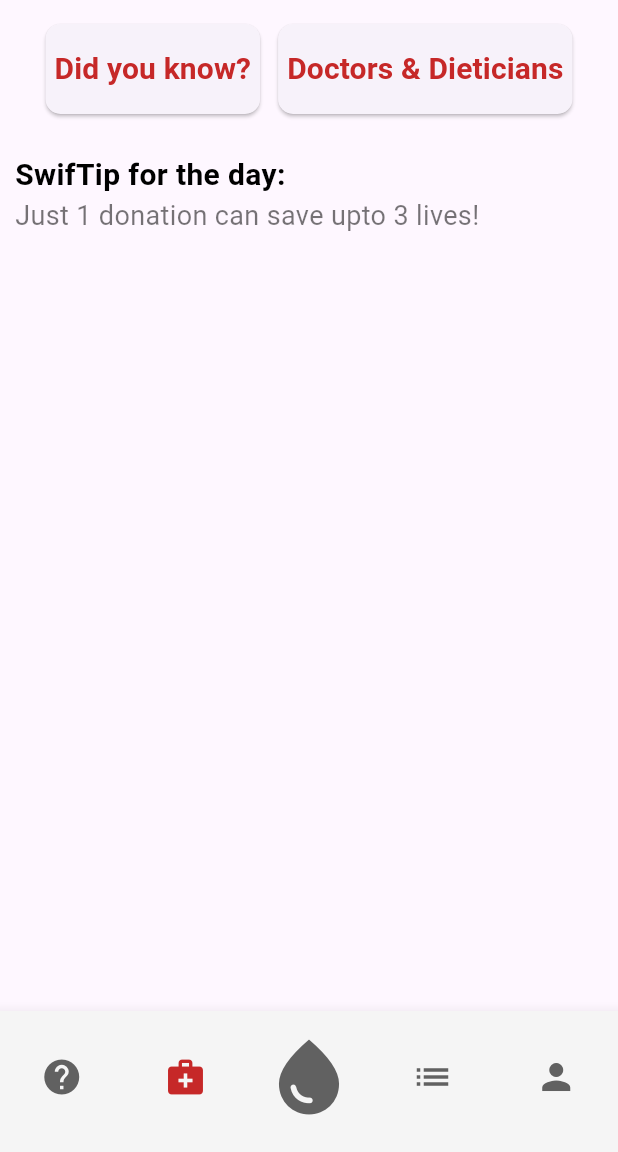
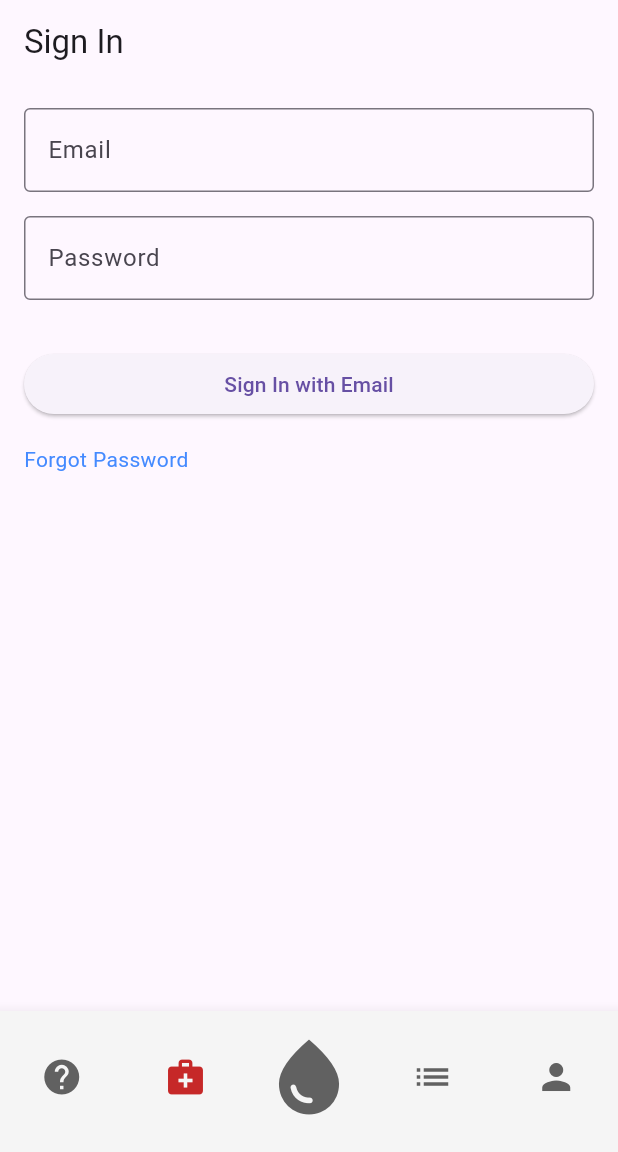
Before and after one commit to rohraharjas/gdsc_solutions-1, a Flutter app: the screen it shows after launch, item 2 of the bottom bar chosen, on a phone screen of 412 x 824 dp, the part 84-1236 px from its top. Run offline on Flutter 3.47's test engine with Material 3 defaults, Android fonts, the phone set to English and light mode, and no system bars; our stand-ins replace firebase_auth, firebase_core, google_fonts; accounts and stored records are empty.

Commit message:
signin page updated

```diff
--- a/lib/Screens/authenticate/authenticate.dart
+++ b/lib/Screens/authenticate/authenticate.dart
@@ -1,5 +1,6 @@
 import 'package:flutter/material.dart';
 import 'package:gdsc_solutions/Screens/templates.dart';
+import '';
 
 class SignInPage2 extends StatelessWidget {
   const SignInPage2({Key? key}) : super(key: key);
@@ -43,11 +44,14 @@ class _Logo extends StatelessWidget {
     return Column(
       mainAxisSize: MainAxisSize.min,
       children: [
-        FlutterLogo(size: isSmallScreen ? 100 : 200),
+        Image.asset(
+          'assets/images/logo.png',
+          width: isSmallScreen ? 100 : 200,
+        ),
         Padding(
           padding: const EdgeInsets.all(16.0),
           child: Text(
-            "Welcome to Flutter!",
+            "Welcome to BloodBridge!",
             textAlign: TextAlign.center,
             style: isSmallScreen
                 ? Theme.of(context).textTheme.headlineSmall
@@ -151,28 +155,11 @@ class __FormContentState extends State<_FormContent> {
               dense: true,
               contentPadding: const EdgeInsets.all(0),
             ),
+            Text(
+              "Forgot Password",
+              style: TextStyle(color: Colors.blueAccent),
+            ),
             _gap(),
-            // SizedBox(
-            //   width: double.infinity,
-            //   child: ElevatedButton(
-            //     style: ElevatedButton.styleFrom(
-            //       shape: RoundedRectangleBorder(
-            //           borderRadius: BorderRadius.circular(4)),
-            //     ),
-            //     child: const Padding(
-            //       padding: EdgeInsets.all(10.0),
-            //       child: Text(
-            //         'Sign in',
-            //         style: TextStyle(fontSize: 16, fontWeight: FontWeight.bold),
-            //       ),
-            //     ),
-            //     onPressed: () {
-            //       if (_formKey.currentState?.validate() ?? false) {
-            //         /// do something
-            //       }
-            //     },
-            //   ),
-            // ),
             AppTextButton(
               text: "Sign In",
               height: 100.0,
--- /dev/null
+++ b/lib/Screens/authenticate/signin.dart
@@ -0,0 +1,91 @@
+import 'package:flutter/material.dart';
+
+class SignInPage extends StatefulWidget {
+  @override
+  _SignInPageState createState() => _SignInPageState();
+}
+
+class _SignInPageState extends State<SignInPage> {
+  final GlobalKey<FormState> _formKey = GlobalKey<FormState>();
+  TextEditingController _emailController = TextEditingController();
+  TextEditingController _phoneNumberController = TextEditingController();
+  TextEditingController _otpController = TextEditingController();
+
+  @override
+  Widget build(BuildContext context) {
+    return Scaffold(
+      appBar: AppBar(
+        title: Text('Sign In'),
+      ),
+      body: SingleChildScrollView(
+        child: Padding(
+          padding: EdgeInsets.all(16.0),
+          child: Form(
+            key: _formKey,
+            child: Column(
+              crossAxisAlignment: CrossAxisAlignment.stretch,
+              children: <Widget>[
+                TextFormField(
+                  controller: _emailController,
+                  keyboardType: TextInputType.emailAddress,
+                  decoration: InputDecoration(
+                    labelText: 'Email',
+                    border: OutlineInputBorder(),
+                  ),
+                  validator: (String? value) {
+                    if (value == null || value.isEmpty) {
+                      return 'Please enter your email';
+                    }
+                    return null;
+                  },
+                ),
+                SizedBox(height: 16.0),
+                TextFormField(
+                  controller: _phoneNumberController,
+                  keyboardType: TextInputType.phone,
+                  decoration: InputDecoration(
+                    labelText: 'Password',
+                    border: OutlineInputBorder(),
+                  ),
+                  validator: (String? value) {
+                    if (value == null || value.isEmpty) {
+                      return 'Please enter your password';
+                    }
+                    return null;
+                  },
+                ),
+                SizedBox(height: 16.0),
+                // ElevatedButton(
+                //   onPressed: () {
+                //     if (_formKey.currentState!.validate()) {
+                //       // Implement sign in with OTP logic here
+                //     }
+                //   },
+                //   child: Text('Sign In with OTP'),
+                // ),
+                SizedBox(height: 16.0),
+                ElevatedButton(
+                  onPressed: () {
+                    if (_formKey.currentState!.validate()) {
+                      // Implement sign in with email logic here
+                    }
+                  },
+                  child: Text('Sign In with Email'),
+                ),
+                SizedBox(height: 16.0),
+                const Row(
+                  children: <Widget>[
+                    Text(
+                      "Forgot Password",
+                      style: TextStyle(color: Colors.blueAccent),
+                    )
+                  ],
+                )
+              ],
+            ),
+          ),
+        ),
+      ),
+    );
+  }
+}
--- a/lib/Screens/wrapper.dart
+++ b/lib/Screens/wrapper.dart
@@ -1,7 +1,6 @@
 import 'package:flutter/material.dart';
 import 'package:gdsc_solutions/Screens/home.dart';
 import 'package:gdsc_solutions/main.dart';
-
 
 class Wrapper extends StatelessWidget {
   const Wrapper({super.key});
@@ -9,6 +8,8 @@ class Wrapper extends StatelessWidget {
   @override
   Widget build(BuildContext context) {
     //Return according to auth status
-    return Home(currentIndex: 2,);
+    return Home(
+      currentIndex: 0,
+    );
   }
 }
--- a/lib/main.dart
+++ b/lib/main.dart
@@ -1,10 +1,13 @@
 import 'package:flutter/material.dart';
 import 'package:gdsc_solutions/Screens/Donor/events.dart';
 import 'package:gdsc_solutions/Screens/Health1.dart';
+import 'package:gdsc_solutions/Screens/authenticate/authenticate.dart';
+import 'package:gdsc_solutions/Screens/authenticate/signin.dart';
 import 'package:gdsc_solutions/Screens/faq.dart';
 // import 'package:firebase_core/firebase_core.dart';
 import 'package:gdsc_solutions/Screens/home.dart';
 import 'package:google_fonts/google_fonts.dart';
+// import 'package:gdsc_solutions/Screens/authenticate/signin.dart';
 // import 'firebase_options.dart';
 
 void main() {
@@ -24,7 +27,7 @@ class _MyAppState extends State<MyApp> {
   Widget build(BuildContext context) {
     return MaterialApp(
       home: Home(
-        currentIndex: 2,
+        currentIndex: 0,
       ),
       debugShowCheckedModeBanner: false,
     );
@@ -41,6 +44,8 @@ class Home extends StatefulWidget {
 
 class _HomeState extends State<Home> {
   final screens = [
+    SignInPage2(),
+    SignInPage(),
     Faq(),
     Health(),
     const HomeWidget(),
--- a/pubspec.yaml
+++ b/pubspec.yaml
@@ -63,8 +63,8 @@ flutter:
   uses-material-design: true
 
   # To add assets to your application, add an assets section, like this:
-  # assets:
-  #   - images/a_dot_burr.jpeg
+  assets:
+    - assets/images/logo.png
   #   - images/a_dot_ham.jpeg
 
   # An image asset can refer to one or more resolution-specific "variants", see
```
Also changed, not shown: assets/images/logo.png (added).
